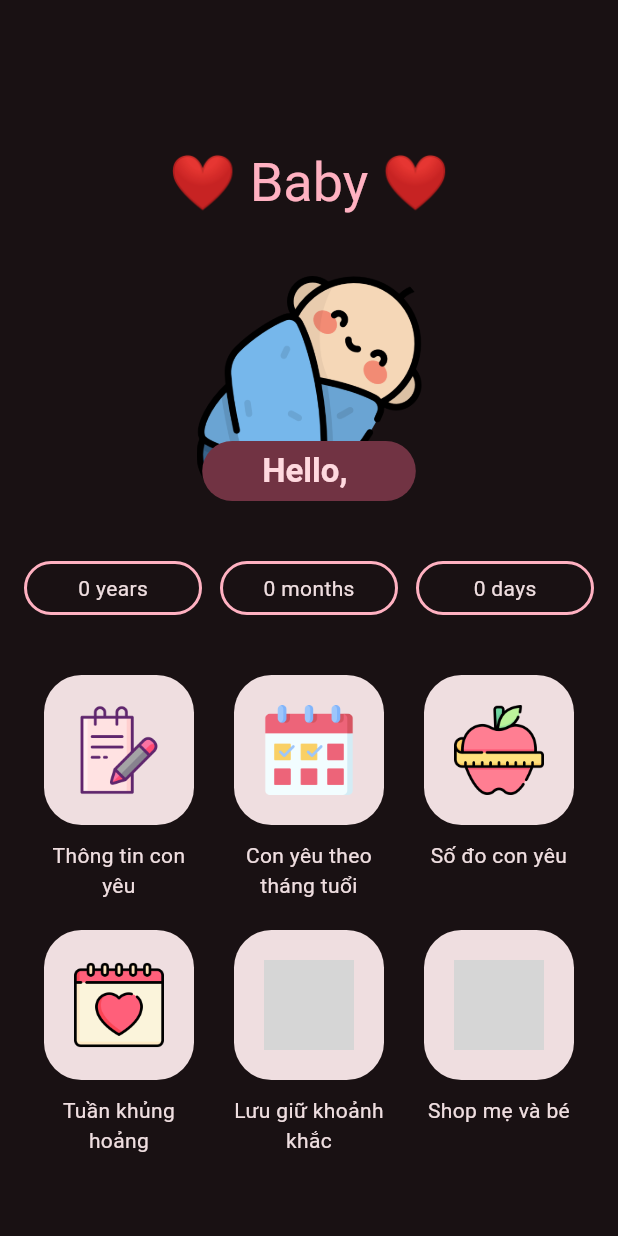
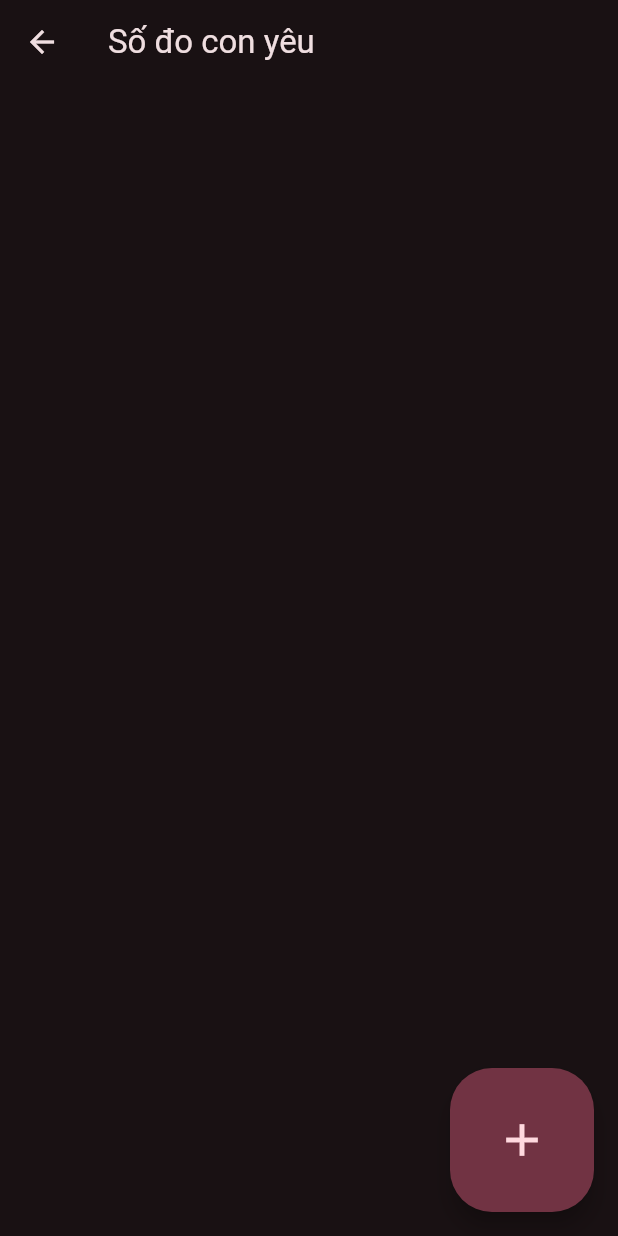
Before and after one commit to hieu-dd/mom_baby_care, a Flutter app: the BabyPage screen opened directly, after a tap on "Số đo con yêu", on a phone screen of 412 x 824 dp. Run offline on Flutter 3.47's test engine with Material 3 defaults, Android fonts, the phone set to English and light mode, and no system bars; our stand-ins replace bloc, equatable, firebase_auth, firebase_core, flutter_bloc, go_router and 2 more; accounts and stored records are empty; grey boxes are pictures that could not be loaded.

Commit message:
Add baby size page

```diff
--- a/lib/app/routes/routers.dart
+++ b/lib/app/routes/routers.dart
@@ -2,7 +2,8 @@ import 'package:flutter/material.dart';
 import 'package:flutter_bloc/flutter_bloc.dart';
 import 'package:go_router/go_router.dart';
 import 'package:mom_baby_care/app/bloc/app_bloc.dart';
-import 'package:mom_baby_care/baby/view/baby_page.dart';
+import 'package:mom_baby_care/baby/baby.dart';
+import 'package:mom_baby_care/baby_size/baby_size.dart';
 import 'package:mom_baby_care/create_baby/create_baby.dart';
 import 'package:mom_baby_care/login/login.dart';
 
@@ -18,6 +19,14 @@ GoRouter appRouter = GoRouter(
                 ? const BabyPage()
                 : const CreateBabyPage();
       },
+      routes: <RouteBase>[
+        GoRoute(
+          path: BabySizePage.route,
+          builder: (BuildContext context, GoRouterState state) {
+            return const BabySizePage();
+          },
+        ),
+      ],
     ),
   ],
 );
--- a/lib/app/view/app.dart
+++ b/lib/app/view/app.dart
@@ -5,6 +5,7 @@ import 'package:flutter_bloc/flutter_bloc.dart';
 import 'package:mom_baby_care/app/bloc/app_bloc.dart';
 import 'package:mom_baby_care/app/routes/routers.dart';
 import 'package:mom_baby_care/baby/cubit/baby_cubit.dart';
+import 'package:mom_baby_care/baby_size/cubit/baby_size_cubit.dart';
 import 'package:mom_baby_care/create_baby/cubit/create_baby_cubit.dart';
 
 class App extends StatelessWidget {
@@ -58,6 +59,9 @@ class AppView extends StatelessWidget {
           ),
           BlocProvider(
               create: (_) => BabyCubit(babyRepository: _babyRepository)),
+          BlocProvider(
+            create: (_) => BabySizeCubit(babyRepository: _babyRepository),
+          )
         ],
         child: Builder(builder: (BuildContext context) {
           return MaterialApp.router(
--- /dev/null
+++ b/lib/baby/baby.dart
@@ -0,0 +1 @@
+export 'view/baby_page.dart';
--- a/lib/baby/view/baby_page.dart
+++ b/lib/baby/view/baby_page.dart
@@ -1,7 +1,9 @@
 import 'package:flutter/material.dart';
 import 'package:flutter_bloc/flutter_bloc.dart';
+import 'package:go_router/go_router.dart';
 import 'package:mom_baby_care/baby/cubit/baby_cubit.dart';
 import 'package:mom_baby_care/baby/cubit/baby_state.dart';
+import 'package:mom_baby_care/baby_size/baby_size.dart';
 import 'package:mom_baby_care/common/view/border.dart';
 import 'package:mom_baby_care/consts/consts.dart';
 import 'package:mom_baby_care/utils/date_time.dart';
@@ -47,7 +49,7 @@ class BabyPage extends StatelessWidget {
 }
 
 class _BabyName extends StatelessWidget {
-  const _BabyName({super.key});
+  const _BabyName();
 
   @override
   Widget build(BuildContext context) {
@@ -89,7 +91,7 @@ class _BabyName extends StatelessWidget {
 }
 
 class _BabyAge extends StatelessWidget {
-  const _BabyAge({super.key});
+  const _BabyAge();
 
   @override
   Widget build(BuildContext context) {
@@ -131,7 +133,7 @@ class _BabyAge extends StatelessWidget {
 }
 
 class _BabySettings extends StatelessWidget {
-  const _BabySettings({super.key});
+  const _BabySettings();
 
   @override
   Widget build(BuildContext context) {
@@ -156,7 +158,9 @@ class _BabySettings extends StatelessWidget {
                 context,
                 label: 'Số đo con yêu',
                 image: AssetsImage.icWeight,
-                onTap: () {},
+                onTap: () {
+                  context.go('/${BabySizePage.route}');
+                },
               ),
             ],
           ),
--- /dev/null
+++ b/lib/baby_size/baby_size.dart
@@ -0,0 +1 @@
+export 'view/baby_size_page.dart';
--- /dev/null
+++ b/lib/baby_size/cubit/baby_size_state.dart
@@ -0,0 +1,46 @@
+import 'package:baby_repository/baby_repository.dart';
+import 'package:equatable/equatable.dart';
+
+class BabySizeState extends Equatable {
+  const BabySizeState({
+    required this.baby,
+    this.newHeadSize,
+    this.newHeight,
+    this.newWeight,
+    this.dateTime,
+  });
+
+  final Baby baby;
+  final double? newHeight;
+  final double? newWeight;
+  final double? newHeadSize;
+  final DateTime? dateTime;
+
+  static BabySizeState initial = BabySizeState(baby: Baby.empty());
+
+  bool isValid() =>
+      dateTime != null &&
+      newHeight != null &&
+      newWeight != null &&
+      newHeadSize != null;
+
+  BabySizeState copyWith({
+    Baby? baby,
+    double? newHeight,
+    double? newWeight,
+    double? newHeadSize,
+    DateTime? dateTime,
+  }) {
+    return BabySizeState(
+      baby: baby ?? this.baby,
+      newHeadSize: newHeadSize ?? this.newHeadSize,
+      newHeight: newHeight ?? this.newWeight,
+      newWeight: newWeight ?? this.newWeight,
+      dateTime: dateTime ?? this.dateTime,
+    );
+  }
+
+  @override
+  List<Object?> get props =>
+      [baby, newHeadSize, newWeight, newHeight, dateTime];
+}
--- /dev/null
+++ b/lib/baby_size/view/baby_size_page.dart
@@ -0,0 +1,66 @@
+import 'package:baby_repository/baby_repository.dart';
+import 'package:flutter/material.dart';
+import 'package:flutter_bloc/flutter_bloc.dart';
+import 'package:mom_baby_care/baby_size/cubit/baby_size_cubit.dart';
+import 'package:mom_baby_care/common/view/text_field_date_time.dart';
+import 'package:mom_baby_care/utils/date_time.dart';
+
+part 'add_baby_size_alert.dart';
+
+class BabySizePage extends StatelessWidget {
+  static const route = 'baby_size_route';
+
+  const BabySizePage({super.key});
+
+  @override
+  Widget build(BuildContext context) {
+    final cubit = context.watch<BabySizeCubit>();
+    return Scaffold(
+      appBar: AppBar(
+        title: const Text('Số đo con yêu'),
+      ),
+      body: SingleChildScrollView(
+        child: Padding(
+          padding: const EdgeInsets.symmetric(horizontal: 16.0),
+          child: Column(
+            children: [
+              ...cubit.state.baby.sizes.map((e) => _BabySizeItem(
+                    size: e,
+                    baby: cubit.state.baby,
+                  ))
+            ],
+          ),
+        ),
+      ),
+      floatingActionButton: FloatingActionButton.large(
+        onPressed: () {
+          _showInputPopup(context);
+        },
+        child: const Icon(Icons.add),
+      ),
+    );
+  }
+}
+
+class _BabySizeItem extends StatelessWidget {
+  const _BabySizeItem({required BabySize size, required Baby baby})
+      : _size = size,
+        _baby = baby;
+
+  final BabySize _size;
+  final Baby _baby;
+
+  @override
+  Widget build(BuildContext context) {
+    return ListTile(
+      title: Text(
+          'Chiều cao: ${_size.height} cm\nCân nặng: ${_size.weight} kg\nVòng đầu: ${_size.headSize}'),
+      subtitle:
+          Text(_size.time.calculateTimeDifferenceInString(_baby.birthDay)),
+      trailing: IconButton(
+        onPressed: () {},
+        icon: const Icon(Icons.delete),
+      ),
+    );
+  }
+}
--- a/packages/baby_repository/lib/baby_repository.dart
+++ b/packages/baby_repository/lib/baby_repository.dart
@@ -1,3 +1,4 @@
 export 'src/baby_repository.dart';
 export 'src/local_baby_api.dart';
 export 'src/models/baby.dart';
+export 'src/models/baby_size.dart';
--- a/packages/baby_repository/lib/src/baby_api.dart
+++ b/packages/baby_repository/lib/src/baby_api.dart
@@ -1,3 +1,5 @@
+import 'package:baby_repository/src/models/baby_size.dart';
+
 import 'models/baby.dart';
 
 abstract class BabyApi {
@@ -12,4 +14,6 @@ abstract class BabyApi {
   Future<void> updateNickname(String nickName);
 
   Future<void> updateBirthDay(DateTime birthDay);
+
+  Future<void> addSize(BabySize size);
 }
--- a/packages/baby_repository/lib/src/baby_repository.dart
+++ b/packages/baby_repository/lib/src/baby_repository.dart
@@ -1,4 +1,5 @@
 import 'package:baby_repository/src/baby_api.dart';
+import 'package:baby_repository/src/models/baby_size.dart';
 
 import 'models/baby.dart';
 
@@ -19,4 +20,6 @@ class BabyRepository {
 
   Future<void> updateBirthDay(DateTime birthDay) =>
       _babyApi.updateBirthDay(birthDay);
+
+  Future<void> addSize(BabySize size) => _babyApi.addSize(size);
 }
--- a/packages/baby_repository/lib/src/models/baby.dart
+++ b/packages/baby_repository/lib/src/models/baby.dart
@@ -56,7 +56,7 @@ class Baby extends Equatable {
       name: newName ?? name,
       nickname: newNickname ?? nickname,
       birthDay: newBirthDay ?? birthDay,
-      sizes: List.from(newSizes ?? sizes),
+      sizes: [...sizes, ...?newSizes].toSet().toList(),
     );
   }
 
--- a/packages/baby_repository/lib/src/models/baby_size.dart
+++ b/packages/baby_repository/lib/src/models/baby_size.dart
@@ -33,5 +33,5 @@ class BabySize extends Equatable {
   }
 
   @override
-  List<Object> get props => [height, weight, headSize];
+  List<Object> get props => [height, weight, headSize, time];
 }
```
Also changed, not shown: lib/baby_size/cubit/baby_size_cubit.dart (added, +41 -0 lines), lib/baby_size/view/add_baby_size_alert.dart (added, +72 -0 lines), lib/common/view/text_field_date_time.dart (+7 -4 lines), lib/utils/date_time.dart (+15 -0 lines), lib/utils/list.dart (added, +8 -0 lines), packages/baby_repository/lib/src/local_baby_api.dart (+7 -0 lines).
